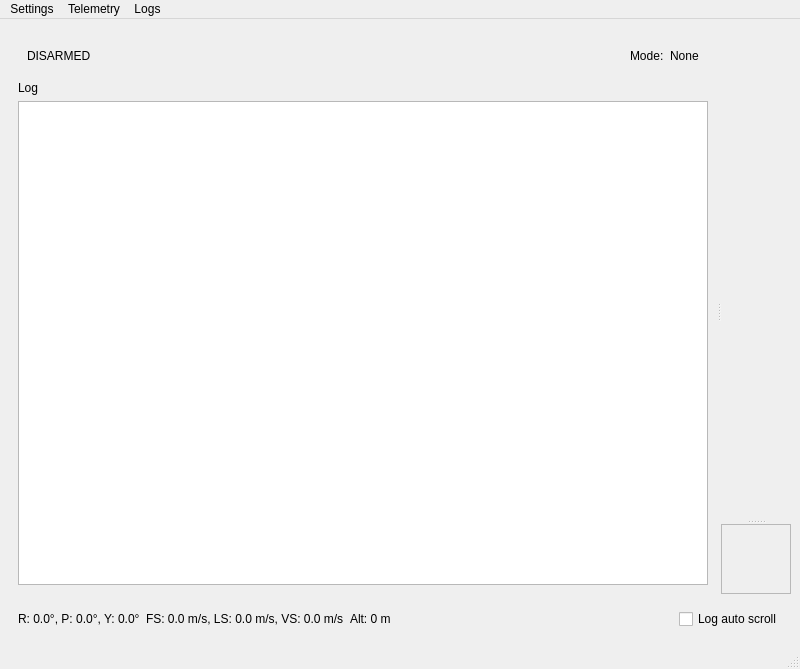
Old version of the form src/UI/mainwindow.ui in the repository Enem-20/CGS.
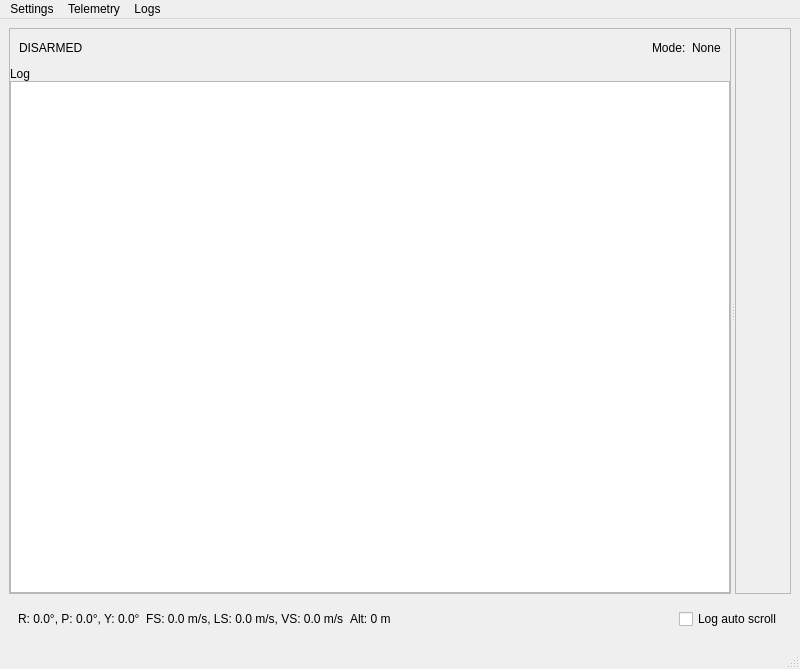
New version of the form. Custom widgets are drawn as their Qt base class.

Commit message: Move connections management to separate widgets. Now we work with chain: device->channel->channel group->components

Patch:
```diff
--- a/src/UI/mainwindow.ui
+++ b/src/UI/mainwindow.ui
@@ -14,9 +14,9 @@
    <string>MainWindow</string>
   </property>
   <widget class="QWidget" name="centralwidget">
-   <layout class="QVBoxLayout" name="verticalLayout_2">
-    <item>
-     <widget class="QSplitter" name="splitter_2">
+   <layout class="QGridLayout" name="gridLayout">
+    <item row="0" column="0">
+     <widget class="QSplitter" name="splitter">
       <property name="sizePolicy">
        <sizepolicy hsizetype="Expanding" vsizetype="Expanding">
         <horstretch>0</horstretch>
@@ -34,9 +34,24 @@
         </sizepolicy>
        </property>
        <property name="frameShape">
-        <enum>QFrame::Shape::NoFrame</enum>
+        <enum>QFrame::Shape::StyledPanel</enum>
        </property>
        <layout class="QGridLayout" name="gridLayout_2">
+        <property name="leftMargin">
+         <number>0</number>
+        </property>
+        <property name="topMargin">
+         <number>0</number>
+        </property>
+        <property name="rightMargin">
+         <number>0</number>
+        </property>
+        <property name="bottomMargin">
+         <number>0</number>
+        </property>
+        <property name="spacing">
+         <number>0</number>
+        </property>
         <item row="1" column="0">
          <widget class="QLabel" name="label_7">
           <property name="text">
@@ -96,63 +111,15 @@
         </item>
        </layout>
       </widget>
-      <widget class="QSplitter" name="splitter">
-       <property name="orientation">
-        <enum>Qt::Orientation::Vertical</enum>
+      <widget class="QFrame" name="frame">
+       <property name="frameShape">
+        <enum>QFrame::Shape::StyledPanel</enum>
        </property>
-       <widget class="QWidget" name="devicesContainer" native="true">
-        <layout class="QVBoxLayout" name="verticalLayout">
-         <property name="leftMargin">
-          <number>0</number>
-         </property>
-         <property name="topMargin">
-          <number>0</number>
-         </property>
-         <property name="rightMargin">
-          <number>0</number>
-         </property>
-         <property name="bottomMargin">
-          <number>0</number>
-         </property>
-         <item>
-          <widget class="QFrame" name="frame">
-           <property name="frameShape">
-            <enum>QFrame::Shape::NoFrame</enum>
-           </property>
-           <layout class="QVBoxLayout" name="verticalLayout_3">
-            <item>
-             <widget class="DevicesTable" name="devicesTable" native="true">
-              <property name="sizePolicy">
-               <sizepolicy hsizetype="Expanding" vsizetype="Expanding">
-                <horstretch>0</horstretch>
-                <verstretch>0</verstretch>
-               </sizepolicy>
-              </property>
-             </widget>
-            </item>
-           </layout>
-          </widget>
-         </item>
-        </layout>
-       </widget>
-       <widget class="QScrollArea" name="connectionsScroll">
-        <property name="sizeAdjustPolicy">
-         <enum>QAbstractScrollArea::SizeAdjustPolicy::AdjustIgnored</enum>
-        </property>
-        <property name="widgetResizable">
-         <bool>true</bool>
-        </property>
-        <widget class="SerialScanner" name="serialScanner">
-         <property name="geometry">
-          <rect>
-           <x>0</x>
-           <y>0</y>
-           <width>68</width>
-           <height>68</height>
-          </rect>
-         </property>
-        </widget>
-       </widget>
+       <layout class="QVBoxLayout" name="verticalLayout">
+        <item>
+         <widget class="Devices" name="widget" native="true"/>
+        </item>
+       </layout>
       </widget>
      </widget>
     </item>
@@ -278,18 +245,6 @@
   </action>
  </widget>
  <customwidgets>
-  <customwidget>
-   <class>SerialScanner</class>
-   <extends>QWidget</extends>
-   <header>UI/deviceManagement/serialscanner.h</header>
-   <container>1</container>
-  </customwidget>
-  <customwidget>
-   <class>DevicesTable</class>
-   <extends>QWidget</extends>
-   <header>UI/deviceManagement/devicestable.h</header>
-   <container>1</container>
-  </customwidget>
   <customwidget>
    <class>AttitudeLabel</class>
    <extends>QLabel</extends>
@@ -320,6 +275,12 @@
    <extends>QLabel</extends>
    <header>src/UI/widgets/armlabel.h</header>
   </customwidget>
+  <customwidget>
+   <class>Devices</class>
+   <extends>QWidget</extends>
+   <header>UI/deviceManagement/devices.h</header>
+   <container>1</container>
+  </customwidget>
  </customwidgets>
  <resources/>
  <connections/>
```
Left out of the diff: 6 changed lines with no effect on the pictures. The commit also changes 74 other files.
